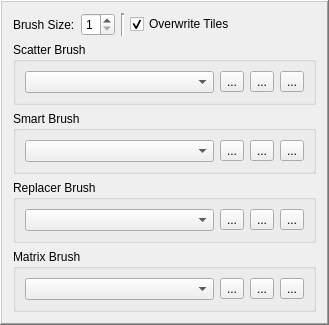
The window that LevelEditor/Brushes/BrushManager.ui (Preece/TGL) describes before a commit, drawn with Qt 5.
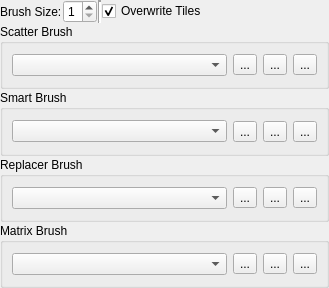
The same window after the commit. Icons and pictures are not drawn.

Commit message: Played with the ui a bit

```diff
--- a/LevelEditor/Brushes/BrushManager.ui
+++ b/LevelEditor/Brushes/BrushManager.ui
@@ -7,7 +7,7 @@
     <x>0</x>
     <y>0</y>
     <width>329</width>
-    <height>286</height>
+    <height>288</height>
    </rect>
   </property>
   <property name="sizePolicy">
@@ -20,12 +20,30 @@
    <string>Frame</string>
   </property>
   <property name="frameShape">
-   <enum>QFrame::WinPanel</enum>
+   <enum>QFrame::NoFrame</enum>
   </property>
   <property name="frameShadow">
    <enum>QFrame::Raised</enum>
   </property>
+  <property name="lineWidth">
+   <number>0</number>
+  </property>
   <layout class="QVBoxLayout" name="verticalLayout">
+   <property name="spacing">
+    <number>1</number>
+   </property>
+   <property name="leftMargin">
+    <number>0</number>
+   </property>
+   <property name="topMargin">
+    <number>0</number>
+   </property>
+   <property name="rightMargin">
+    <number>0</number>
+   </property>
+   <property name="bottomMargin">
+    <number>0</number>
+   </property>
    <item>
     <layout class="QHBoxLayout" name="horizontalLayout">
      <item>
```
The commit also changes 3 other files.
